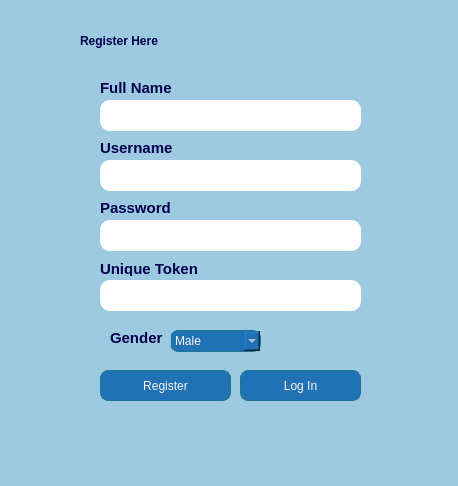
CristobalAlex/AppDev-Project-DailySalesTracker-BSIT22A2, file ui/register.ui: the form before one commit.
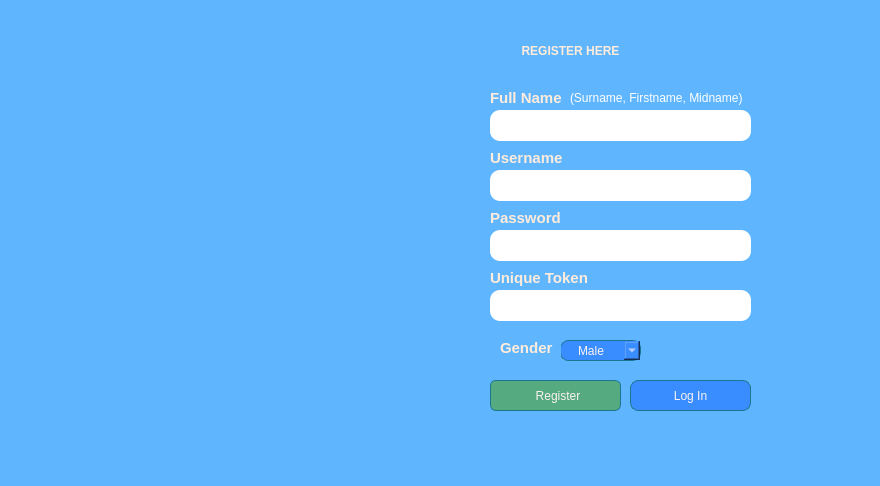
The form after the commit. Icons and pictures are not drawn.

Commit message: changes in register design with logo

Patch:
```diff
--- a/ui/register.ui
+++ b/ui/register.ui
@@ -6,7 +6,7 @@
    <rect>
     <x>0</x>
     <y>0</y>
-    <width>458</width>
+    <width>880</width>
     <height>486</height>
    </rect>
   </property>
@@ -14,15 +14,15 @@
    <string>MainWindow</string>
   </property>
   <property name="styleSheet">
-   <string notr="true">background-color:rgb(158, 202, 225);
+   <string notr="true">background-color:rgb(96, 181, 255);
 </string>
   </property>
   <widget class="QWidget" name="centralwidget">
    <widget class="QLineEdit" name="username">
     <property name="geometry">
      <rect>
-      <x>100</x>
-      <y>160</y>
+      <x>490</x>
+      <y>170</y>
       <width>261</width>
       <height>31</height>
      </rect>
@@ -35,18 +35,19 @@
    <widget class="QPushButton" name="registerBtn">
     <property name="geometry">
      <rect>
-      <x>100</x>
-      <y>370</y>
+      <x>490</x>
+      <y>380</y>
       <width>131</width>
       <height>31</height>
      </rect>
     </property>
     <property name="styleSheet">
      <string notr="true">border: 1px solid rgb(28, 118, 143);
-font: 75 10pt &quot;MS Shell Dlg 2&quot;;
-border-radius: 8px;
+font: 75 9pt &quot;MS Shell Dlg 2&quot;;
+border-radius: 6px;
 color:rgb(251, 243, 242);
-background-color:rgb(33, 113, 181);</string>
+background-color:rgb(85, 170, 127);
+padding-left:5px;</string>
     </property>
     <property name="text">
      <string>Register</string>
@@ -55,32 +56,35 @@
    <widget class="QLabel" name="label1">
     <property name="geometry">
      <rect>
-      <x>80</x>
-      <y>20</y>
-      <width>201</width>
+      <x>490</x>
+      <y>30</y>
+      <width>161</width>
       <height>41</height>
      </rect>
     </property>
     <property name="styleSheet">
-     <string notr="true">color:rgb(0, 0, 75);
+     <string notr="true">color:rgb(255, 236, 219);
 font-weight:bold;
 font: 20px &quot;Eras Bold ITC&quot;;</string>
     </property>
     <property name="text">
-     <string>Register Here</string>
+     <string>REGISTER HERE</string>
+    </property>
+    <property name="alignment">
+     <set>Qt::AlignCenter</set>
     </property>
    </widget>
-   <widget class="QLabel" name="label_2">
+   <widget class="QLabel" name="usernamelabel">
     <property name="geometry">
      <rect>
-      <x>100</x>
-      <y>140</y>
+      <x>490</x>
+      <y>150</y>
       <width>81</width>
       <height>16</height>
      </rect>
     </property>
     <property name="styleSheet">
-     <string notr="true">color:rgb(0, 0, 75);
+     <string notr="true">color:rgb(255, 236, 219);
 font-weight:bold;
 font-size:15px;</string>
     </property>
@@ -91,8 +95,8 @@
    <widget class="QLineEdit" name="name">
     <property name="geometry">
      <rect>
-      <x>100</x>
-      <y>100</y>
+      <x>490</x>
+      <y>110</y>
       <width>261</width>
       <height>31</height>
      </rect>
@@ -105,14 +109,14 @@
    <widget class="QLabel" name="label">
     <property name="geometry">
      <rect>
-      <x>100</x>
-      <y>80</y>
+      <x>490</x>
+      <y>90</y>
       <width>81</width>
       <height>16</height>
      </rect>
     </property>
     <property name="styleSheet">
-     <string notr="true">color:rgb(0, 0, 75);
+     <string notr="true">color:rgb(255, 236, 219);
 font-weight:bold;
 font-size:15px;</string>
     </property>
@@ -123,8 +127,8 @@
    <widget class="QLineEdit" name="password">
     <property name="geometry">
      <rect>
-      <x>100</x>
-      <y>220</y>
+      <x>490</x>
+      <y>230</y>
       <width>261</width>
       <height>31</height>
      </rect>
@@ -137,14 +141,14 @@
    <widget class="QLabel" name="label_3">
     <property name="geometry">
      <rect>
-      <x>100</x>
-      <y>200</y>
+      <x>490</x>
+      <y>210</y>
       <width>81</width>
       <height>16</height>
      </rect>
     </property>
     <property name="styleSheet">
-     <string notr="true">color:rgb(0, 0, 75);
+     <string notr="true">color:rgb(255, 236, 219);
 font-weight:bold;
 font-size:15px;</string>
     </property>
@@ -155,18 +159,19 @@
    <widget class="QComboBox" name="gender">
     <property name="geometry">
      <rect>
-      <x>170</x>
-      <y>330</y>
-      <width>91</width>
-      <height>22</height>
+      <x>560</x>
+      <y>340</y>
+      <width>81</width>
+      <height>21</height>
      </rect>
     </property>
     <property name="styleSheet">
-     <string notr="true">background-color: rgb(33, 113, 181);
+     <string notr="true">background-color: rgb(58, 141, 255);
 color:rgb(251, 243, 242);
 font: 75 12px &quot;Eras Bold ITC&quot;;
 border: 0.5px solid #1C768F;
-border-radius: 8px;</string>
+border-radius: 8px;
+padding-left:17px;</string>
     </property>
     <item>
      <property name="text">
@@ -182,14 +187,14 @@
    <widget class="QLabel" name="label_5">
     <property name="geometry">
      <rect>
-      <x>110</x>
-      <y>330</y>
+      <x>500</x>
+      <y>340</y>
       <width>61</width>
       <height>16</height>
      </rect>
     </property>
     <property name="styleSheet">
-     <string notr="true">color:rgb(0, 0, 75);
+     <string notr="true">color:rgb(255, 236, 219);
 font-weight:bold;
 font-size:15px;</string>
     </property>
@@ -200,8 +205,8 @@
    <widget class="QPushButton" name="loginBtn">
     <property name="geometry">
      <rect>
-      <x>240</x>
-      <y>370</y>
+      <x>630</x>
+      <y>380</y>
       <width>121</width>
       <height>31</height>
      </rect>
@@ -211,7 +216,7 @@
 font: 75 10pt &quot;MS Shell Dlg 2&quot;;
 border-radius: 8px;
 color:rgb(251, 243, 242);
-background-color:rgb(33, 113, 181);</string>
+background-color: rgb(58, 141, 255);</string>
     </property>
     <property name="text">
      <string>Log In</string>
@@ -220,8 +225,8 @@
    <widget class="QLineEdit" name="uniqueToken">
     <property name="geometry">
      <rect>
-      <x>100</x>
-      <y>280</y>
+      <x>490</x>
+      <y>290</y>
       <width>261</width>
       <height>31</height>
      </rect>
@@ -231,22 +236,64 @@
 border-radius:10px;</string>
     </property>
    </widget>
-   <widget class="QLabel" name="label_4">
+   <widget class="QLabel" name="uniquetokenlabel">
     <property name="geometry">
      <rect>
-      <x>100</x>
-      <y>260</y>
+      <x>490</x>
+      <y>270</y>
       <width>101</width>
       <height>16</height>
      </rect>
     </property>
     <property name="styleSheet">
-     <string notr="true">color:rgb(0, 0, 75);
+     <string notr="true">color:rgb(255, 236, 219);
 font-weight:bold;
 font-size:15px;</string>
     </property>
     <property name="text">
-     <string>&lt;html&gt;&lt;head/&gt;&lt;body&gt;&lt;p&gt;Unique Token&lt;/p&gt;&lt;/body&gt;&lt;/html&gt;</string>
+     <string>Unique Token</string>
+    </property>
+   </widget>
+   <widget class="QLabel" name="label_4">
+    <property name="geometry">
+     <rect>
+      <x>90</x>
+      <y>90</y>
+      <width>281</width>
+      <height>271</height>
+     </rect>
+    </property>
+    <property name="text">
+     <string/>
+    </property>
+    <property name="pixmap">
+     <pixmap>../image/8659f6b7-f9a4-47df-bc83-79071203bbbd-removebg-preview.png</pixmap>
+    </property>
+    <property name="scaledContents">
+     <bool>true</bool>
+    </property>
+   </widget>
+   <widget class="QLabel" name="label_2">
+    <property name="geometry">
+     <rect>
+      <x>570</x>
+      <y>90</y>
+      <width>221</width>
+      <height>16</height>
+     </rect>
+    </property>
+    <property name="styleSheet">
+     <string notr="true">color:rgb(255, 255, 255);
+font: 75 8pt &quot;Verdana&quot;;
+font-weight:350;
+
+</string>
+    </property>
+    <property name="text">
+     <string>&lt;html&gt;&lt;head/&gt;&lt;body&gt;&lt;p align=&quot;justify&quot;&gt;(Surname, Firstname, Midname)&lt;/p&gt;&lt;/body&gt;&lt;/html&gt;</string>
+    </property>
+    <property name="wordWrap">
+     <bool>true</bool>
     </property>
    </widget>
   </widget>
```
Left out of the diff: 6 changed lines with no effect on the pictures.
